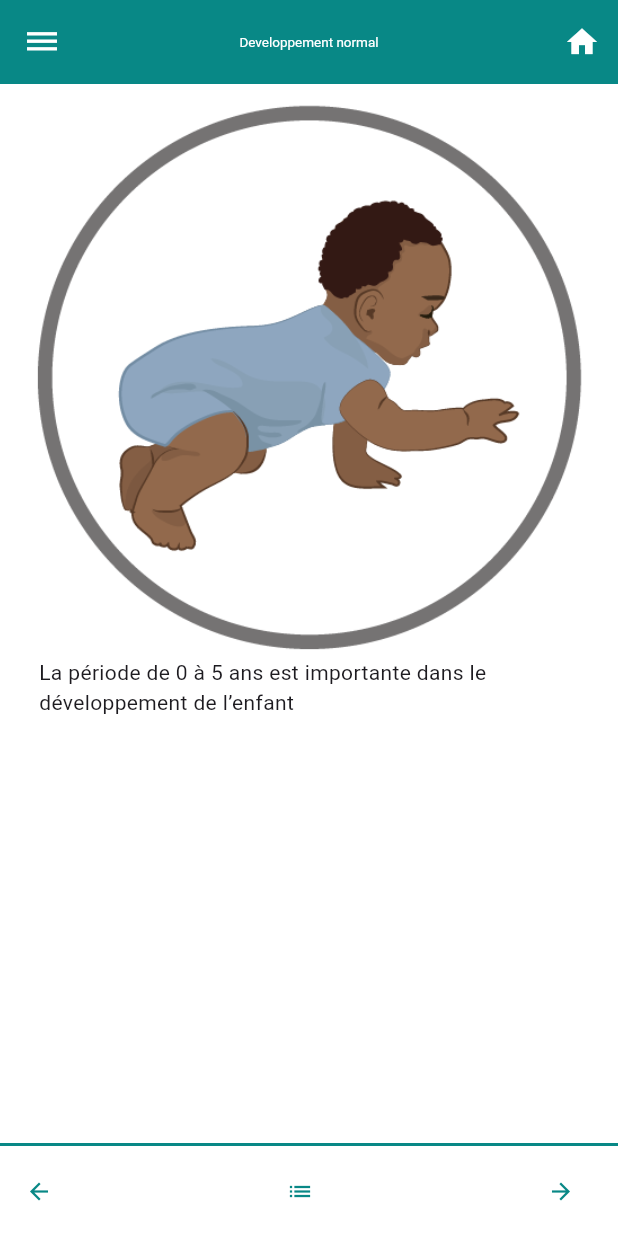
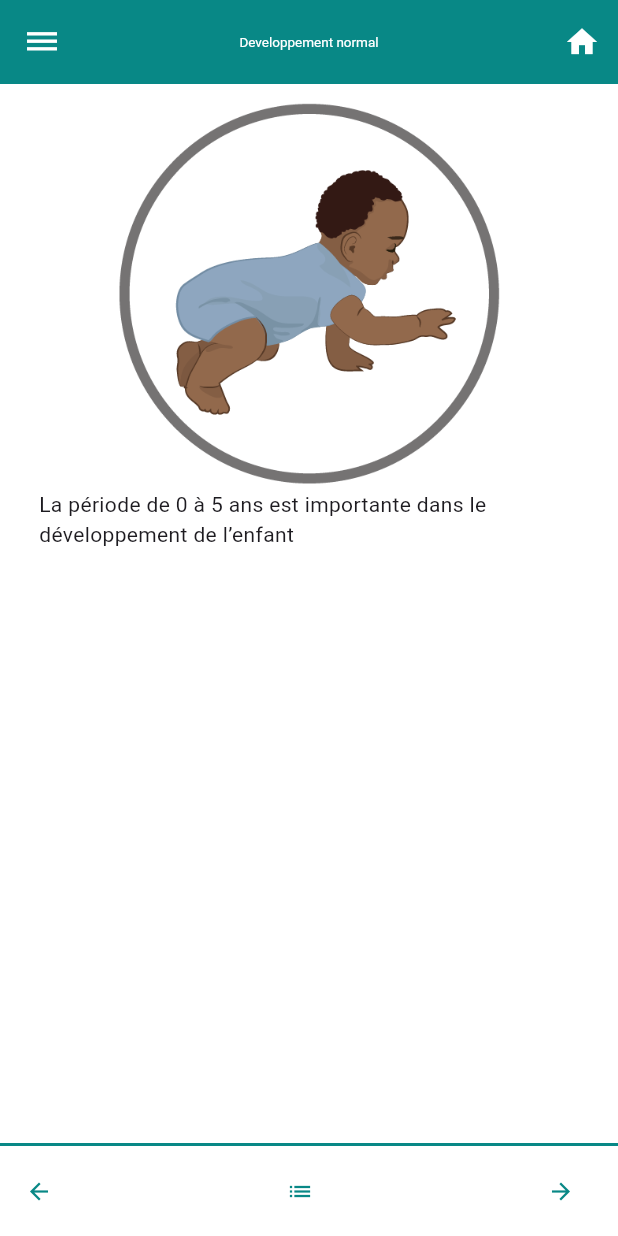
Before and after one commit to OUOBADeveloppeur/bebegrandit, a Flutter app: the screen it shows after launch, after a tap on an icon or button, on a phone screen of 412 x 824 dp. Run offline on Flutter 3.47's test engine with Material 3 defaults, Android fonts, the phone set to English and light mode, and no system bars; our stand-ins replace flutter_native_splash, hexcolor, hive, hive_flutter; accounts and stored records are empty.

Commit message:
Update ImageDescription.dart

```diff
--- a/lib/View/ImageDescription.dart
+++ b/lib/View/ImageDescription.dart
@@ -29,7 +29,6 @@ class ImageDescription1 extends StatefulWidget {
       mainAxisAlignment: MainAxisAlignment.center,
       children: [
         Flexible(
-          // Utiliser Flexible ici
           child: Image.asset(
             imagePath,
             fit: BoxFit.contain,
@@ -53,7 +52,6 @@ class ImageDescription1 extends StatefulWidget {
     return Row(
       children: [
         Flexible(
-          // Utiliser Flexible ici
           child: Image.asset(
             imagePath,
             fit: BoxFit.contain,
@@ -74,16 +72,14 @@ class ImageDescription1 extends StatefulWidget {
   Widget _buildImagetRighttTexLeft(String imagePath, String description,
       {Color? color, String? position}) {
     return Row(
-      crossAxisAlignment: CrossAxisAlignment
-          .start, // Alignement au sommet pour aligner le texte et l'image
+      crossAxisAlignment: CrossAxisAlignment.start,
       children: [
         Expanded(
           flex: 3,
           child: Padding(
             padding: EdgeInsets.only(left: 6, right: 6),
             child: Column(
-              crossAxisAlignment:
-                  CrossAxisAlignment.start, // Alignement du texte à gauche
+              crossAxisAlignment: CrossAxisAlignment.start,
               children: [
                 if (description != null && description.isNotEmpty)
                   Text(description),
@@ -120,7 +116,7 @@ class _ImageDescriptionState extends State<ImageDescription1> {
     Color defaultColor =
         const Color.fromARGB(0, 250, 250, 250); // Couleur par défaut
 
-    Widget imageWidget;
+    Widget imageWidget = Container(); // Widget par défaut
 
     switch (position) {
       case '1':
@@ -147,14 +143,6 @@ class _ImageDescriptionState extends State<ImageDescription1> {
           position: position,
         );
         break;
-      /* case '4':
-        imageWidget = widget._buildImageTopTextBottom(
-          imagePath,
-          description,
-          color: color ?? defaultColor,
-          position: position,
-        );
-        break;*/
       default:
         // Gérer d'autres valeurs de position au besoin
         imageWidget = Container(
@@ -166,29 +154,24 @@ class _ImageDescriptionState extends State<ImageDescription1> {
     return Column(
       children: [
         if (shouldDisplayImage)
-          Container(
+          if (isImageFirst)
+            SizedBox(
               // Taille fixe pour les images
-            child: isImageFirst
-                ? SizedBox(
-                    // mainAxisAlignment: MainAxisAlignment.end,
-                    //children: [
-                    //   Flexible(child: imageWidget), // Utiliser Flexible ici
-                    // ],
-                    child: imageWidget)
-                : Row(
-                    mainAxisAlignment: MainAxisAlignment.spaceEvenly,
-                    crossAxisAlignment: CrossAxisAlignment.end,
+              height: 300, // Hauteur fixe pour l'image
+              child: imageWidget,
+            )
+          else
+            Row(
+              crossAxisAlignment: CrossAxisAlignment.start,
               children: [
                 Flexible(
                   flex: 1,
-                        child: Container(
-                          // height: 15,
-                          alignment: Alignment.bottomCenter,
+                  //child: Container(
+                  //  alignment: Alignment.bottomCenter,
                   child: imageWidget,
+                  //  ),
                 ),
-                      ), // Utiliser Flexible ici
               ],
-                  ),
             ),
         if (!shouldDisplayImage &&
             description != null &&
```
Lines whose indentation alone changed are shown as unchanged.
